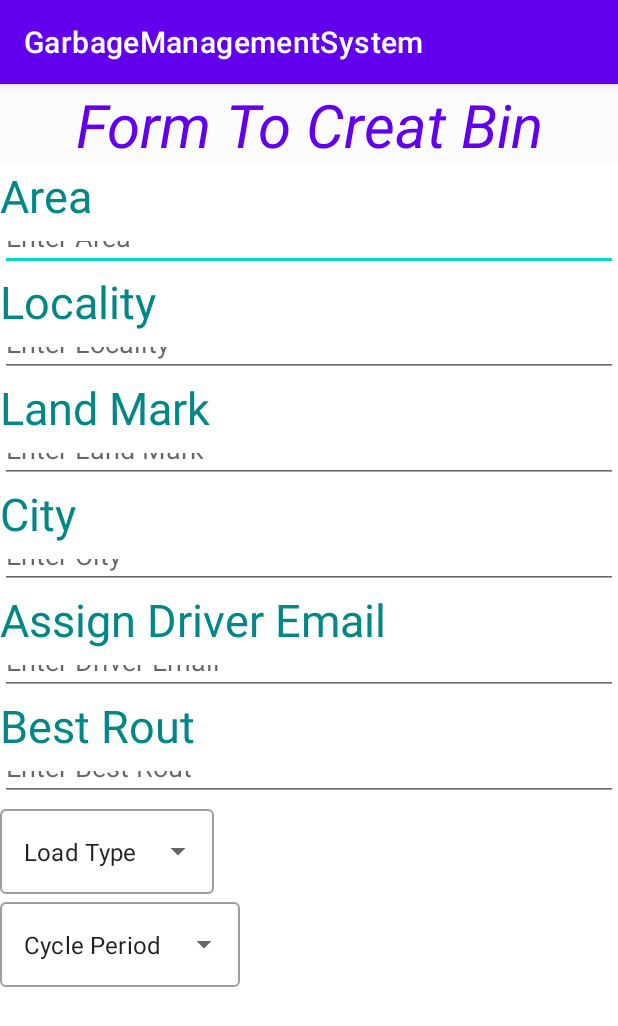
After one commit to hIFZA624/Mc_Project, an Android app: the CreatBin screen opened directly, with no data from a screen before it, on a phone screen of 412 x 824 dp. The commit adds this screen. Shown: the top 1026 px of the screen. Run offline under Robolectric (Android 15) with nearby library versions, the phone set to English and light mode, and no system bars.

Commit message:
view working

```diff
--- a/GarbageManagementSystem/app/src/main/AndroidManifest.xml
+++ b/GarbageManagementSystem/app/src/main/AndroidManifest.xml
@@ -9,7 +9,11 @@
         android:roundIcon="@mipmap/ic_launcher_round"
         android:supportsRtl="true"
         android:theme="@style/Theme.GarbageManagementSystem">
-        <activity android:name=".UserRegistration"></activity>
+        <activity android:name=".ViewDriver"></activity>
+        <activity android:name=".CreatDriver" />
+        <activity android:name=".ViewBin" />
+        <activity android:name=".CreatBin" />
+        <activity android:name=".UserRegistration" />
         <activity android:name=".Login" />
         <activity android:name=".UserSelection" />
         <activity android:name=".MainActivity">
--- /dev/null
+++ b/GarbageManagementSystem/app/src/main/java/com/example/garbagemanagementsystem/CreatBin.java
@@ -0,0 +1,14 @@
+package com.example.garbagemanagementsystem;
+
+import androidx.appcompat.app.AppCompatActivity;
+
+import android.os.Bundle;
+
+public class CreatBin extends AppCompatActivity {
+
+    @Override
+    protected void onCreate(Bundle savedInstanceState) {
+        super.onCreate(savedInstanceState);
+        setContentView(R.layout.activity_creat_bin);
+    }
+}
--- /dev/null
+++ b/GarbageManagementSystem/app/src/main/res/layout/activity_creat_bin.xml
@@ -0,0 +1,129 @@
+<?xml version="1.0" encoding="utf-8"?>
+<LinearLayout xmlns:android="http://schemas.android.com/apk/res/android"
+    xmlns:app="http://schemas.android.com/apk/res-auto"
+    xmlns:tools="http://schemas.android.com/tools"
+    android:layout_width="match_parent"
+    android:layout_height="match_parent"
+    tools:context=".CreatBin"
+    android:orientation="vertical"
+    android:background="@color/cardview_light_background">
+    <TextView
+        android:layout_width="match_parent"
+        android:layout_height="wrap_content"
+        android:text="Form To Creat Bin"
+        android:textColor="@color/purple_500"
+        android:textSize="40sp"
+        android:background="@color/cardview_shadow_end_color"
+        android:textStyle="italic"
+        android:textAlignment="center"
+        ></TextView>
+<TextView
+    android:layout_width="match_parent"
+    android:layout_height="wrap_content"
+    android:text="Area"
+    android:textColor="@color/design_default_color_secondary_variant"
+    android:textSize="30sp"
+    style="@style/ThemeOverlay.AppCompat.Dark"></TextView>
+
+
+
+    <EditText
+        android:layout_width="match_parent"
+        android:layout_height="30sp"
+        android:hint="Enter Area"
+        ></EditText>
+
+
+    <TextView
+        android:layout_width="228dp"
+        android:layout_height="wrap_content"
+        android:text="Locality"
+        android:textSize="30sp"
+        android:textColor="@color/design_default_color_secondary_variant"
+
+        ></TextView>
+
+    <EditText
+        android:layout_width="match_parent"
+        android:layout_height="30sp"
+        android:hint="Enter Locality"
+        />
+    <TextView
+        android:layout_width="match_parent"
+        android:layout_height="wrap_content"
+        android:text="Land Mark"
+        android:textSize="30sp"
+        android:textColor="@color/design_default_color_secondary_variant"
+
+        ></TextView>
+    <EditText
+        android:layout_width="match_parent"
+        android:layout_height="30sp"
+        android:hint="Enter Land Mark"        ></EditText>
+    <TextView
+        android:layout_width="match_parent"
+        android:layout_height="wrap_content"
+        android:text="City"
+        android:textColor="@color/design_default_color_secondary_variant"
+
+        android:textSize="30sp"
+        ></TextView>
+    <EditText
+        android:layout_width="match_parent"
+        android:layout_height="30sp"
+        android:hint="Enter City"     ></EditText>
+
+    <TextView
+        android:layout_width="match_parent"
+        android:layout_height="wrap_content"
+        android:text="Assign Driver Email"
+        android:textSize="30sp"
+        android:textColor="@color/design_default_color_secondary_variant"
+
+        ></TextView>
+    <EditText
+        android:layout_width="match_parent"
+        android:layout_height="30sp"
+        android:hint="Enter Driver Email"     ></EditText>
+    <TextView
+        android:layout_width="match_parent"
+        android:layout_height="wrap_content"
+        android:text="Best Rout"
+        android:textSize="30sp"
+        android:textColor="@color/design_default_color_secondary_variant"
+
+        ></TextView>
+
+    <EditText
+        android:layout_width="match_parent"
+        android:layout_height="30sp"
+        android:hint="Enter Best Rout"></EditText>
+
+    <com.google.android.material.textfield.TextInputLayout
+        style="@style/Widget.MaterialComponents.TextInputLayout.OutlinedBox.ExposedDropdownMenu"
+        android:layout_width="wrap_content"
+        android:layout_height="wrap_content">
+
+        <AutoCompleteTextView
+            android:id="@+id/autoCompleteTextView"
+            android:layout_width="match_parent"
+            android:layout_height="match_parent"
+            android:layout_weight="1"
+            android:inputType="none"
+            android:text="Load Type" />
+    </com.google.android.material.textfield.TextInputLayout>
+    <com.google.android.material.textfield.TextInputLayout
+        style="@style/Widget.MaterialComponents.TextInputLayout.OutlinedBox.ExposedDropdownMenu"
+        android:layout_width="wrap_content"
+        android:layout_height="wrap_content">
+
+        <AutoCompleteTextView
+            android:id="@+id/autoCompleteTextView2"
+            android:layout_width="match_parent"
+            android:layout_height="match_parent"
+            android:layout_weight="1"
+            android:inputType="none"
+            android:text="Cycle Period" />
+    </com.google.android.material.textfield.TextInputLayout>
+
+</LinearLayout>
```
Also changed, not shown: GarbageManagementSystem/app/src/main/java/com/example/garbagemanagementsystem/CreatDriver.java (added, +14 -0 lines), GarbageManagementSystem/app/src/main/java/com/example/garbagemanagementsystem/ViewBin.java (added, +14 -0 lines), GarbageManagementSystem/app/src/main/java/com/example/garbagemanagementsystem/ViewDriver.java (added, +14 -0 lines), GarbageManagementSystem/app/src/main/res/layout/activity_creat_driver.xml (added, +103 -0 lines), GarbageManagementSystem/app/src/main/res/layout/activity_user_selection.xml (+16 -17 lines), GarbageManagementSystem/app/src/main/res/layout/activity_view_bin.xml (added, +9 -0 lines), GarbageManagementSystem/app/src/main/res/layout/activity_view_driver.xml (added, +9 -0 lines), GarbageManagementSystem/app/src/main/res/values/strings.xml (+10 -0 lines).
